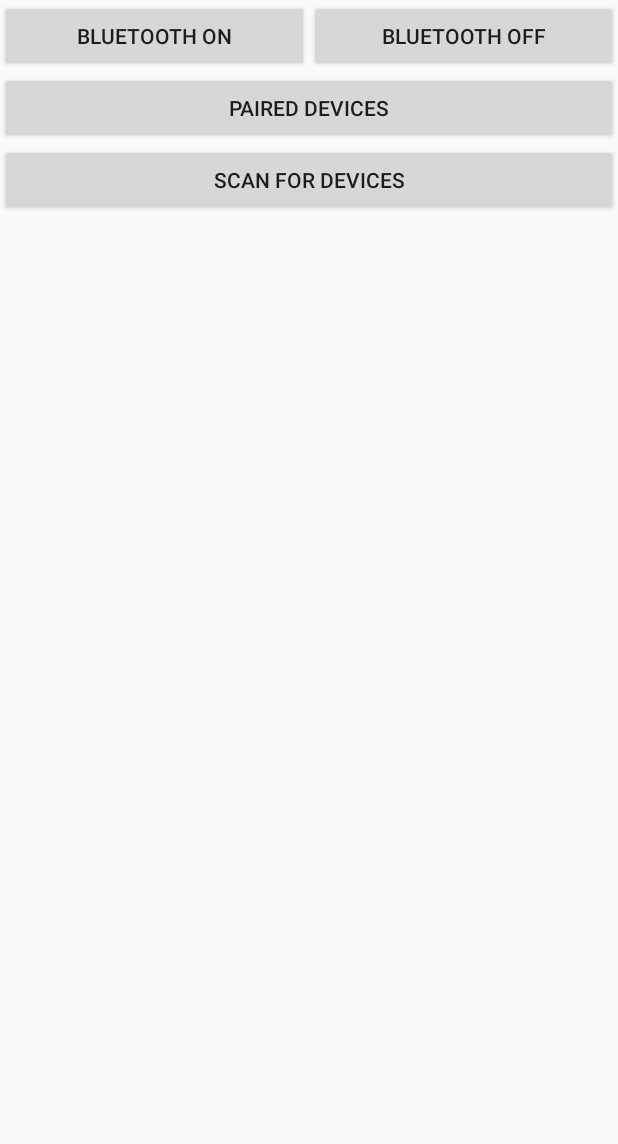
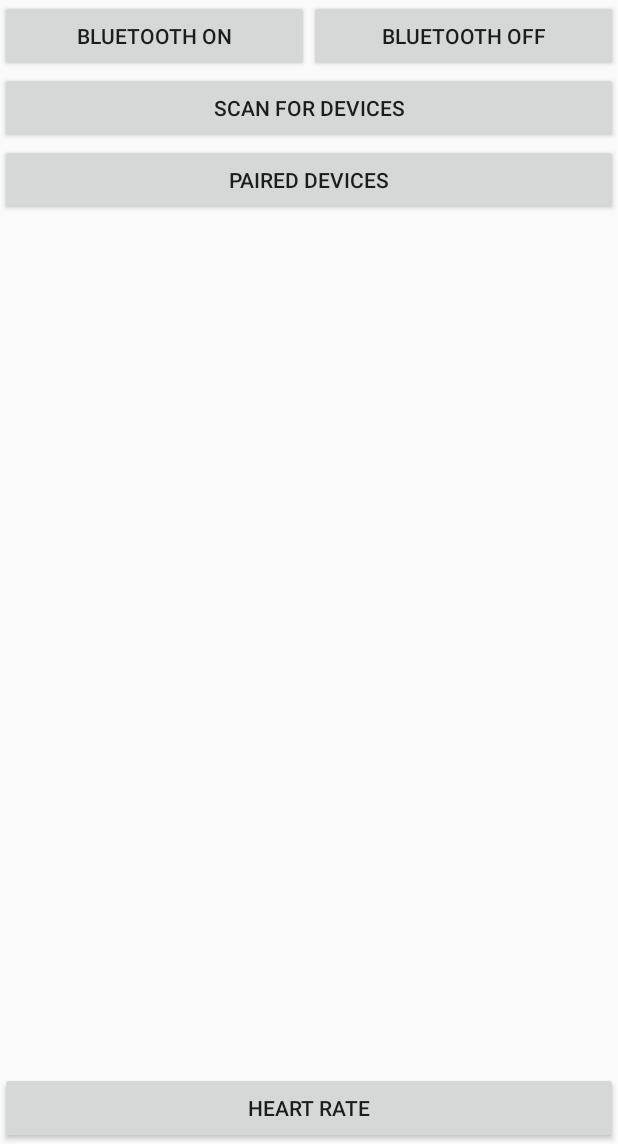
Before and after one commit to msun03/Electro-Cardio, an Android app: the screen it shows after launch (MainActivity), on a phone screen of 412 x 824 dp, the part 92-1236 px from its top. Run offline under Robolectric (Android 15) with nearby library versions, the phone set to English and light mode, and no system bars.

```diff
--- a/Electrocardio/app/src/main/AndroidManifest.xml
+++ b/Electrocardio/app/src/main/AndroidManifest.xml
@@ -12,13 +12,17 @@
         android:theme="@style/AppTheme" >
         <activity
             android:name=".MainActivity"
-            android:label="@string/app_name">
+            android:label="@string/app_name" >
             <intent-filter>
                 <action android:name="android.intent.action.MAIN" />
 
                 <category android:name="android.intent.category.LAUNCHER" />
             </intent-filter>
         </activity>
+        <activity
+            android:name=".HeartRateActivity"
+            android:label="@string/title_activity_heart_rate" >
+        </activity>
     </application>
 
 </manifest>
--- a/Electrocardio/app/src/main/java/com/electrocardio/michaelsun/electrocardio/MainActivity.java
+++ b/Electrocardio/app/src/main/java/com/electrocardio/michaelsun/electrocardio/MainActivity.java
@@ -1,16 +1,19 @@
 package com.electrocardio.michaelsun.electrocardio;
 /* Author: Michael Sun */
 
+import android.bluetooth.BluetoothSocket;
 import android.content.BroadcastReceiver;
 import android.content.Context;
 import android.os.Bundle;
 import android.bluetooth.BluetoothAdapter;
 import android.bluetooth.BluetoothDevice;
 
+import android.widget.AdapterView;
 import android.widget.ArrayAdapter;
 import android.content.Intent;
 import android.content.IntentFilter;
 
+import java.io.IOException;
 import java.util.Set;
 import java.util.UUID;
 
@@ -23,78 +26,108 @@ import android.widget.Toast;
 
 public class MainActivity extends Activity {
 
-    public static final UUID MY_UUID = UUID.fromString("00001101-0000-1000-8000-00805F9B34FB");
+    private static final UUID MY_UUID = UUID.fromString("00001101-0000-1000-8000-00805f9b34fb");
     final int REQUEST_ENABLE_BT = 1;
     BluetoothAdapter myBluetoothAdapter;
     Set<BluetoothDevice> pairedDevices;
     ArrayAdapter<String> BTArrayAdapter;
+    BluetoothDevice myDevice;
     Button onButton;
     Button offButton;
     Button pairedDevicesButton;
     Button scanButton;
     ListView devicesList;
+    Button heartRateButton;
 
     @Override
     protected void onCreate(Bundle savedInstanceState) {
         super.onCreate(savedInstanceState);
         setContentView(R.layout.activity_main);
 
-        initialize();
+        //Initialize the User Interface view
+        initializeUI();
 
+        //Checks if Bluetooth is supported on the device
         if(myBluetoothAdapter == null){
             Toast.makeText(getApplicationContext(),"Your device does not support Bluetooth",
                     Toast.LENGTH_LONG).show();
             finish();
         } else {
-            onButton.setOnClickListener(new OnClickListener() {
-                @Override
-                public void onClick(View v) {
-                    turnOnBT();
+            // Create the arrayAdapter that contains the Bluetooth Devices, and set it to the ListView
+            BTArrayAdapter = new ArrayAdapter<>(this, android.R.layout.simple_list_item_1);
+            devicesList.setAdapter(BTArrayAdapter);
+
+            devicesList.setOnItemClickListener(new AdapterView.OnItemClickListener() {
+                public void onItemClick(AdapterView<?> parent, View view, int position, long id){
+                    /*Thread myConnectThread = new ConnectThread(myDevice);
+                    myConnectThread.start();*/
                 }
             });
-
-            offButton.setOnClickListener(new OnClickListener(){
-                @Override
-                public void onClick(View v){
-                    turnOffBT();
-                }
-            });
-
-            pairedDevicesButton.setOnClickListener(new OnClickListener(){
-                public void onClick(View v){
-                    list(v);
-                }
-            });
-
-            scanButton.setOnClickListener(new OnClickListener(){
-                @Override
-                public void onClick(View v){
-                    scan(v);
-                }
-            });
-
-            // create the arrayAdapter that contains the BTDevices, and set it to the ListView
-            BTArrayAdapter = new ArrayAdapter<String>(this, android.R.layout.simple_list_item_1);
-            devicesList.setAdapter(BTArrayAdapter);
         }
     }
 
-    private void initialize(){
+    /** Method for initializing the User Interface.*/
+    private void initializeUI(){
         onButton = (Button)findViewById(R.id.onButton);
         offButton = (Button)findViewById(R.id.offButton);
         pairedDevicesButton = (Button)findViewById(R.id.pairedDevices);
-        scanButton = (Button)findViewById(R.id.scan);
+        scanButton = (Button)findViewById(R.id.scanForDevices);
         devicesList = (ListView)findViewById(R.id.devicesList);
+        heartRateButton = (Button)findViewById(R.id.heartRate);
         myBluetoothAdapter = BluetoothAdapter.getDefaultAdapter();
     }
 
-    private void turnOnBT() {
+    /** Method for turning on Bluetooth. */
+    public void turnOnBT(View v) {
         if(!myBluetoothAdapter.isEnabled()){
             Intent turnOnIntent = new Intent(BluetoothAdapter.ACTION_REQUEST_ENABLE);
             startActivityForResult(turnOnIntent, REQUEST_ENABLE_BT);
         } else {
             Toast.makeText(getApplicationContext(),"Bluetooth is already on",
                     Toast.LENGTH_LONG).show();
+        }
+    }
+
+    /** Method for turning off Bluetooth. */
+    public void turnOffBT(View v){
+        myBluetoothAdapter.disable();
+        Toast.makeText(getApplicationContext(),"Bluetooth turned off!",
+                Toast.LENGTH_LONG).show();
+    }
+
+    /** Method for Scanning nearby Bluetooth devices. */
+    public void scanForDevices(View v){
+
+        if(!myBluetoothAdapter.isEnabled()) {
+            Toast.makeText(getApplicationContext(),"Bluetooth needs to be enabled to Scan!",
+                    Toast.LENGTH_LONG).show();
+        }
+        if (myBluetoothAdapter.isDiscovering()){
+            myBluetoothAdapter.cancelDiscovery();
+        } else {
+            Toast.makeText(getApplicationContext(),"Scanning...",
+                    Toast.LENGTH_SHORT).show();
+
+            BTArrayAdapter.clear();
+            myBluetoothAdapter.startDiscovery();
+
+            registerReceiver(bReceiver, new IntentFilter(BluetoothDevice.ACTION_FOUND));
+        }
+    }
+
+    /** Method for showing currently paired devices in the list. */
+    public void showPairedDevices(View v){
+        pairedDevices = myBluetoothAdapter.getBondedDevices();
+        BTArrayAdapter.clear();
+
+        if (pairedDevices.size() > 0) {
+            for (BluetoothDevice device : pairedDevices) {
+                BTArrayAdapter.add(device.getName() + " (Paired)" + "\n" + device.getAddress());
+                myDevice = device;
+            }
+
+            Toast.makeText(getApplicationContext(), "Showing paired devices",
+                    Toast.LENGTH_SHORT).show();
         }
     }
 
@@ -112,18 +145,6 @@ public class MainActivity extends Activity {
         }
     }
 
-    public void list(View view){
-        pairedDevices = myBluetoothAdapter.getBondedDevices();
-        BTArrayAdapter.clear();
-
-        for (BluetoothDevice device : pairedDevices)
-            BTArrayAdapter.add(device.getName()+ " (Paired)" + "\n" + device.getAddress());
-
-        Toast.makeText(getApplicationContext(), "Showing paired devices",
-                Toast.LENGTH_SHORT).show();
-
-    }
-
     final BroadcastReceiver bReceiver = new BroadcastReceiver() {
         public void onReceive(Context context, Intent intent) {
             String action = intent.getAction();
@@ -131,35 +152,54 @@ public class MainActivity extends Activity {
             if (BluetoothDevice.ACTION_FOUND.equals(action)) {
                 // Get the BluetoothDevice object from the Intent
                 BluetoothDevice device = intent.getParcelableExtra(BluetoothDevice.EXTRA_DEVICE);
-                // add the name and the MAC address of the object to the arrayAdapter
+                // Add the name and the MAC address of the object to the arrayAdapter
                 BTArrayAdapter.add(device.getName() + "\n" + device.getAddress());
                 BTArrayAdapter.notifyDataSetChanged();
             }
         }
     };
 
-    public void scan(View view){
+    /*private class ConnectThread extends Thread {
 
-        if(!myBluetoothAdapter.isEnabled()) {
-            Toast.makeText(getApplicationContext(),"Bluetooth needs to be enabled to Scan!",
-                    Toast.LENGTH_LONG).show();
+        private final BluetoothSocket mmSocket;
+        private final BluetoothDevice mmDevice;
+
+        public ConnectThread(BluetoothDevice device) {
+            BluetoothSocket tmp = null;
+            mmDevice = device;
+            try {
+                tmp = device.createRfcommSocketToServiceRecord(MY_UUID);
+            } catch (IOException e) { }
+            mmSocket = tmp;
         }
-        if (myBluetoothAdapter.isDiscovering()){
+        public void run() {
             myBluetoothAdapter.cancelDiscovery();
-        } else {
-            Toast.makeText(getApplicationContext(),"Scanning...",
-                    Toast.LENGTH_SHORT).show();
-            BTArrayAdapter.clear();
-            myBluetoothAdapter.startDiscovery();
+            try {
+                mmSocket.connect();
+            } catch (IOException connectException) {
+                try {
+                    mmSocket.close();
+                } catch (IOException closeException) { }
+                return;
+            }
+        }
+        public void cancel() {
+            try {
+                mmSocket.close();
+            } catch (IOException e) { }
+        }
+    }*/
 
-            registerReceiver(bReceiver, new IntentFilter(BluetoothDevice.ACTION_FOUND));
-        }
+    /** Method for switching to the Heart Rate Activity. */
+    public void toHeartRateActivity(View v) {
+        Intent heartRateIntent = new Intent(this, HeartRateActivity.class);
+        startActivity(heartRateIntent);
     }
 
-    private void turnOffBT(){
-        myBluetoothAdapter.disable();
-        Toast.makeText(getApplicationContext(),"Bluetooth turned off!",
-                Toast.LENGTH_LONG).show();
+    @Override
+    public void onBackPressed() {
+        super.onBackPressed();
+        finish();
     }
 
     @Override
--- a/Electrocardio/app/src/main/res/layout/activity_main.xml
+++ b/Electrocardio/app/src/main/res/layout/activity_main.xml
@@ -14,15 +14,8 @@
 
             android:background="#0174DF"
 
-        android:layout_width="wrap_content"
+            android:layout_width="fill_parent"
             android:layout_height="wrap_content"
-
-        android:layout_alignParentTop="true"
-        android:layout_alignParentRight="true"
-        android:layout_alignParentLeft="true"
-
-        android:layout_alignParentStart="true"
-        android:layout_alignParentEnd="true"
 
             android:paddingTop="16dp"
             android:paddingLeft="16dp"
@@ -30,7 +23,7 @@
             android:paddingBottom="16dp" />
 
         <LinearLayout
-        android:id="@+id/BTButtons"
+            android:id="@+id/bluetoothButtons"
 
             android:layout_width="fill_parent"
             android:layout_height="wrap_content"
@@ -43,7 +36,8 @@
 
                 android:layout_width="fill_parent"
                 android:layout_height="wrap_content"
-            android:layout_weight="1" />
+                android:layout_weight="1"
+                android:onClick="turnOnBT"/>
 
             <Button
                 android:id="@+id/offButton"
@@ -51,8 +45,18 @@
 
                 android:layout_width="fill_parent"
                 android:layout_height="wrap_content"
-            android:layout_weight="1" />
+                android:layout_weight="1"
+                android:onClick="turnOffBT"/>
         </LinearLayout>
+
+        <Button
+            android:id="@+id/scanForDevices"
+            android:text="@string/scan"
+
+            android:layout_width="fill_parent"
+            android:layout_height="wrap_content"
+            android:layout_below="@id/bluetoothButtons"
+            android:onClick="scanForDevices"/>
 
         <Button
             android:id="@+id/pairedDevices"
@@ -60,22 +64,16 @@
 
             android:layout_width="fill_parent"
             android:layout_height="wrap_content"
-        android:layout_below="@id/BTButtons" />
-
-    <Button
-        android:id="@+id/scan"
-        android:text="@string/scan"
-
-        android:layout_width="fill_parent"
-        android:layout_height="wrap_content"
-        android:layout_below="@id/pairedDevices" />
+            android:layout_below="@id/scanForDevices"
+            android:onClick="showPairedDevices"/>
 
         <LinearLayout
             android:id="@+id/listLayout"
 
             android:layout_width="fill_parent"
             android:layout_height="wrap_content"
-        android:layout_below="@+id/scan" >
+            android:layout_below="@id/pairedDevices"
+            android:layout_above="@+id/heartRate">
 
             <ListView
                 android:id="@+id/devicesList"
@@ -84,4 +82,13 @@
                 android:layout_height="wrap_content" />
         </LinearLayout>
 
+        <Button
+            android:id="@+id/heartRate"
+            android:text="@string/heartRate"
+            android:layout_width="fill_parent"
+            android:layout_height="wrap_content"
+            android:layout_alignParentBottom="true"
+            android:onClick="toHeartRateActivity"
+            />
+
 </RelativeLayout>
--- a/Electrocardio/build.gradle
+++ b/Electrocardio/build.gradle
@@ -6,7 +6,6 @@ buildscript {
     }
     dependencies {
         classpath 'com.android.tools.build:gradle:1.0.0'
-
         // NOTE: Do not place your application dependencies here; they belong
         // in the individual module build.gradle files
     }
```
Also changed, not shown: Electrocardio/app/src/main/java/com/electrocardio/michaelsun/electrocardio/HeartRateActivity.java (added, +64 -0 lines), Electrocardio/app/src/main/res/layout/activity_heart_rate.xml (added, +60 -0 lines), Electrocardio/app/src/main/res/menu/menu_heart_rate.xml (added, +7 -0 lines), Electrocardio/app/src/main/res/values/strings.xml (+9 -0 lines), Electrocardio/app/libs/GraphView-4.0.0.jar (added), 2 other files. Lines whose indentation alone changed are shown as unchanged.
